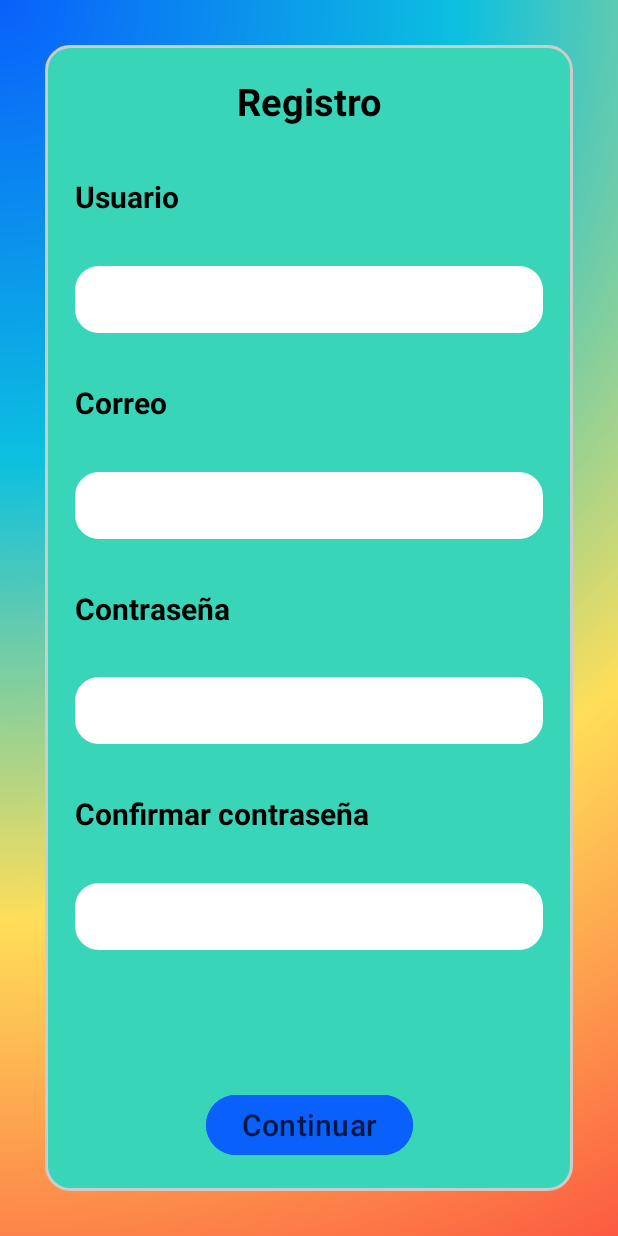
After one commit to starcrash16/Axolingo, an Android app: the Registrarse screen opened directly, with no data from a screen before it, on a phone screen of 412 x 824 dp. The commit adds this screen. Run offline under Robolectric (Android 15) with nearby library versions, the phone set to English and light mode, and no system bars.

Commit message:
Vista de registro e inicio de sesion con intents

```diff
--- /dev/null
+++ b/app/src/main/java/com/proyecto_final/axolingo/forms/Registrarse.kt
@@ -0,0 +1,16 @@
+package com.proyecto_final.axolingo.forms
+
+import android.os.Bundle
+import androidx.appcompat.app.AppCompatActivity
+import com.proyecto_final.axolingo.databinding.RegistroBinding
+
+class Registrarse : AppCompatActivity(){
+    private lateinit var binding: RegistroBinding
+
+    override fun onCreate(savedInstanceState: Bundle?) {
+        super.onCreate(savedInstanceState)
+
+        binding = RegistroBinding.inflate(layoutInflater)
+        setContentView(binding.root)
+    }
+}
--- /dev/null
+++ b/app/src/main/res/drawable/edittext_form.xml
@@ -0,0 +1,9 @@
+<?xml version="1.0" encoding="utf-8"?>
+<shape xmlns:android="http://schemas.android.com/apk/res/android"
+    android:shape="rectangle">
+
+    <solid android:color="#FFFFFF" />
+
+    <corners android:radius="16dp" />
+
+</shape>
--- /dev/null
+++ b/app/src/main/res/drawable/fondo_form.xml
@@ -0,0 +1,12 @@
+<?xml version="1.0" encoding="utf-8"?>
+<shape xmlns:android="http://schemas.android.com/apk/res/android"
+    android:shape="rectangle">
+
+    <solid android:color="@color/turquoise" />
+
+    <corners android:radius="16dp" />
+
+    <stroke
+        android:width="2dp"
+        android:color="#CCCCCC" />
+</shape>
--- /dev/null
+++ b/app/src/main/res/layout/registro.xml
@@ -0,0 +1,180 @@
+<?xml version="1.0" encoding="utf-8"?>
+<androidx.constraintlayout.widget.ConstraintLayout xmlns:android="http://schemas.android.com/apk/res/android"
+    xmlns:app="http://schemas.android.com/apk/res-auto"
+    xmlns:tools="http://schemas.android.com/tools"
+    android:id="@+id/registro"
+    android:layout_width="match_parent"
+    android:layout_height="match_parent"
+    tools:context=".forms.Registrarse">
+
+    <com.proyecto_final.axolingo.art.CLienzoGradientePrincipal
+        android:id="@+id/CLienzoGradientePrincipal"
+        android:layout_width="0dp"
+        android:layout_height="0dp"
+        app:layout_constraintBottom_toBottomOf="parent"
+        app:layout_constraintEnd_toEndOf="parent"
+        app:layout_constraintStart_toStartOf="parent"
+        app:layout_constraintTop_toTopOf="parent" />
+
+    <!--    <ScrollView-->
+    <!--        android:layout_width="match_parent"-->
+    <!--        android:layout_height="match_parent"-->
+    <!--        app:layout_constraintBottom_toBottomOf="parent"-->
+    <!--        app:layout_constraintEnd_toEndOf="parent"-->
+    <!--        app:layout_constraintStart_toStartOf="parent"-->
+    <!--        app:layout_constraintTop_toTopOf="parent">-->
+
+    <androidx.constraintlayout.widget.ConstraintLayout
+        android:layout_width="match_parent"
+        android:layout_height="match_parent"
+        android:layout_margin="30dp"
+        android:background="@drawable/fondo_form"
+        android:orientation="vertical"
+        android:padding="20dp"
+        app:layout_constraintBottom_toBottomOf="parent"
+        app:layout_constraintEnd_toEndOf="parent"
+        app:layout_constraintStart_toStartOf="parent"
+        app:layout_constraintTop_toTopOf="parent">
+
+        <TextView
+            android:id="@+id/register_title"
+            android:layout_width="wrap_content"
+            android:layout_height="wrap_content"
+            android:layout_gravity="center"
+            android:text="@string/register_title"
+            android:textColor="@color/black"
+            android:textSize="25sp"
+            android:textStyle="bold"
+            app:layout_constraintEnd_toEndOf="parent"
+            app:layout_constraintStart_toStartOf="parent"
+            app:layout_constraintTop_toTopOf="parent" />
+
+        <TextView
+            android:id="@+id/user"
+            android:layout_width="wrap_content"
+            android:layout_height="wrap_content"
+            android:text="@string/user"
+            android:textColor="@color/black"
+            android:textSize="20sp"
+            android:textStyle="bold"
+            app:layout_constraintBottom_toTopOf="@+id/editUser"
+            app:layout_constraintEnd_toEndOf="parent"
+            app:layout_constraintHorizontal_bias="0.0"
+            app:layout_constraintStart_toStartOf="parent"
+            app:layout_constraintTop_toBottomOf="@+id/register_title"
+            app:layout_constraintVertical_bias="0.5" />
+
+        <EditText
+            android:id="@+id/editUser"
+            android:layout_width="match_parent"
+            android:layout_height="wrap_content"
+            android:background="@drawable/edittext_form"
+            android:textColor="@color/black"
+            android:padding="10dp"
+            app:layout_constraintBottom_toTopOf="@+id/email"
+            app:layout_constraintEnd_toEndOf="parent"
+            app:layout_constraintStart_toStartOf="parent"
+            app:layout_constraintTop_toBottomOf="@+id/user"
+            app:layout_constraintVertical_bias="0.5" />
+
+        <TextView
+            android:id="@+id/email"
+            android:layout_width="wrap_content"
+            android:layout_height="wrap_content"
+            android:text="@string/email"
+            android:textColor="@color/black"
+            android:textSize="20sp"
+            android:textStyle="bold"
+            app:layout_constraintBottom_toTopOf="@+id/editEmail"
+            app:layout_constraintEnd_toEndOf="parent"
+            app:layout_constraintHorizontal_bias="0.0"
+            app:layout_constraintStart_toStartOf="parent"
+            app:layout_constraintTop_toBottomOf="@+id/editUser"
+            app:layout_constraintVertical_bias="0.5" />
+
+        <EditText
+            android:id="@+id/editEmail"
+            android:layout_width="match_parent"
+            android:layout_height="wrap_content"
+            android:background="@drawable/edittext_form"
+            android:textColor="@color/black"
+            android:padding="10dp"
+            app:layout_constraintBottom_toTopOf="@+id/password"
+            app:layout_constraintEnd_toEndOf="parent"
+            app:layout_constraintStart_toStartOf="parent"
+            app:layout_constraintTop_toBottomOf="@+id/email"
+            app:layout_constraintVertical_bias="0.5" />
+
+        <TextView
+            android:id="@+id/password"
+            android:layout_width="wrap_content"
+            android:layout_height="wrap_content"
+            android:text="@string/password"
+            android:textColor="@color/black"
+            android:textSize="20sp"
+            android:textStyle="bold"
+            app:layout_constraintBottom_toTopOf="@+id/editPassword"
+            app:layout_constraintEnd_toEndOf="parent"
+            app:layout_constraintHorizontal_bias="0.0"
+            app:layout_constraintStart_toStartOf="parent"
+            app:layout_constraintTop_toBottomOf="@+id/editEmail"
+            app:layout_constraintVertical_bias="0.5" />
+
+        <EditText
+            android:id="@+id/editPassword"
+            android:layout_width="match_parent"
+            android:layout_height="wrap_content"
+            android:background="@drawable/edittext_form"
+            android:textColor="@color/black"
+            android:padding="10dp"
+            app:layout_constraintBottom_toTopOf="@+id/confPass"
+            app:layout_constraintEnd_toEndOf="parent"
+            app:layout_constraintStart_toStartOf="parent"
+            app:layout_constraintTop_toBottomOf="@+id/password"
+            app:layout_constraintVertical_bias="0.5" />
+
+        <TextView
+            android:id="@+id/confPass"
+            android:layout_width="wrap_content"
+            android:layout_height="wrap_content"
+            android:text="@string/confPass"
+            android:textColor="@color/black"
+            android:textSize="20sp"
+            android:textStyle="bold"
+            app:layout_constraintBottom_toTopOf="@+id/editConfPass"
+            app:layout_constraintEnd_toEndOf="parent"
+            app:layout_constraintHorizontal_bias="0.0"
+            app:layout_constraintStart_toStartOf="parent"
+            app:layout_constraintTop_toBottomOf="@+id/editPassword"
+            app:layout_constraintVertical_bias="0.5" />
+
+        <EditText
+            android:id="@+id/editConfPass"
+            android:layout_width="match_parent"
+            android:layout_height="wrap_content"
+            android:background="@drawable/edittext_form"
+            android:textColor="@color/black"
+            android:padding="10dp"
+            app:layout_constraintBottom_toTopOf="@+id/btnRegister"
+            app:layout_constraintEnd_toEndOf="parent"
+            app:layout_constraintStart_toStartOf="parent"
+            app:layout_constraintTop_toBottomOf="@+id/editPassword"
+            app:layout_constraintVertical_bias="0.5" />
+
+        <Button
+            android:id="@+id/btnRegister"
+            android:layout_width="wrap_content"
+            android:layout_height="wrap_content"
+            android:layout_gravity="center"
+            android:backgroundTint="@color/blue"
+            android:text="@string/next"
+            android:textColor="@color/dark_blue"
+            android:textSize="20sp"
+            app:layout_constraintBottom_toBottomOf="parent"
+            app:layout_constraintEnd_toEndOf="parent"
+            app:layout_constraintStart_toStartOf="parent" />
+
+    </androidx.constraintlayout.widget.ConstraintLayout>
+    <!--    </ScrollView>-->
+
+</androidx.constraintlayout.widget.ConstraintLayout>
--- a/app/src/main/res/values/colors.xml
+++ b/app/src/main/res/values/colors.xml
@@ -8,4 +8,9 @@
         <color name="black">#FF000000</color>
         <color name="white">#FFFFFFFF</color>
         <color name="yellow">#FFC801</color>
+        <color name="turquoise">#38D5B8</color>
+        <color name="red">#FFD32F2F</color>
+        <color name="blue">#0960FB</color>
+        <color name="dark_blue">#001741</color>
+        <color name="dark_yellow">#FF751F</color>
 </resources>
--- a/app/src/main/res/values/strings.xml
+++ b/app/src/main/res/values/strings.xml
@@ -1,3 +1,12 @@
 <resources>
     <string name="app_name">Axolingo</string>
+    <string name="register_title">Registro</string>
+    <string name="user">Usuario</string>
+    <string name="email">Correo</string>
+    <string name="password">Contraseña</string>
+    <string name="confPass">Confirmar contraseña</string>
+    <string name="next">Continuar</string>
+    <string name="login_title">Inicio de Sesión</string>
+    <string name="forgot_password">¿Olvidó su contraseña?</string>
+    <string name="reg_button">¿No tiene cuenta?\nRegistrarse</string>
 </resources>
```
Also changed, not shown: app/src/main/AndroidManifest.xml (+14 -3 lines), app/src/main/java/com/proyecto_final/axolingo/MainActivity.kt (+33 -6 lines), app/src/main/java/com/proyecto_final/axolingo/forms/IniciarSesion.kt (added, +24 -0 lines), app/src/main/res/layout/inicio_sesion.xml (added, +147 -0 lines), 1 other file.
